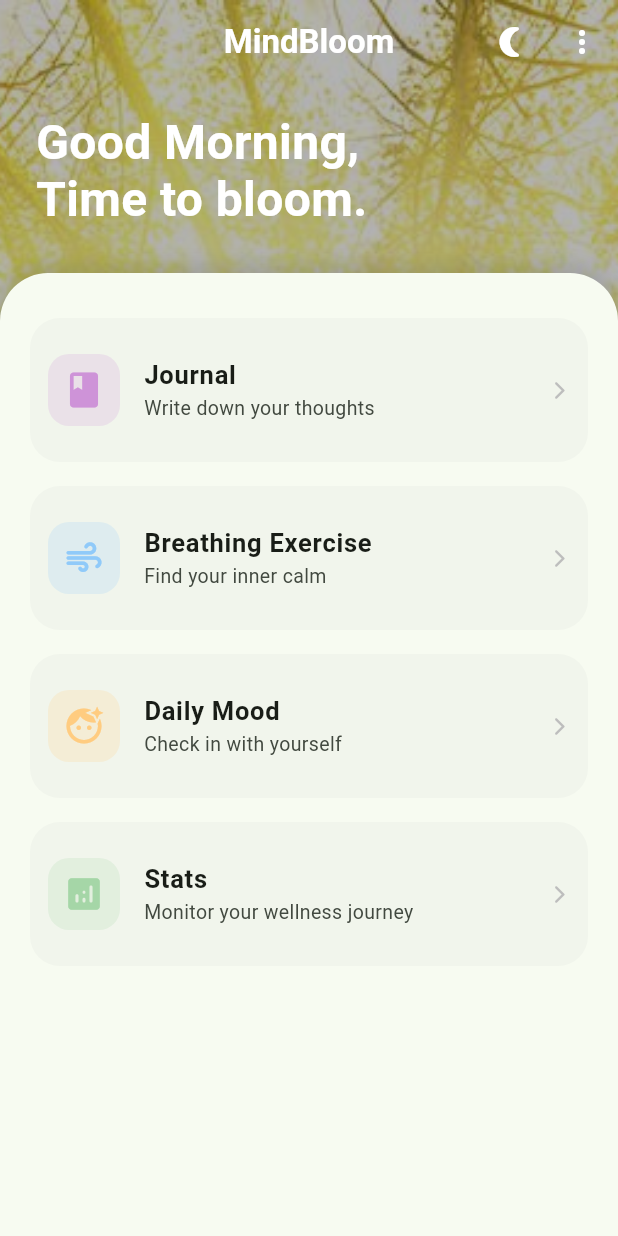
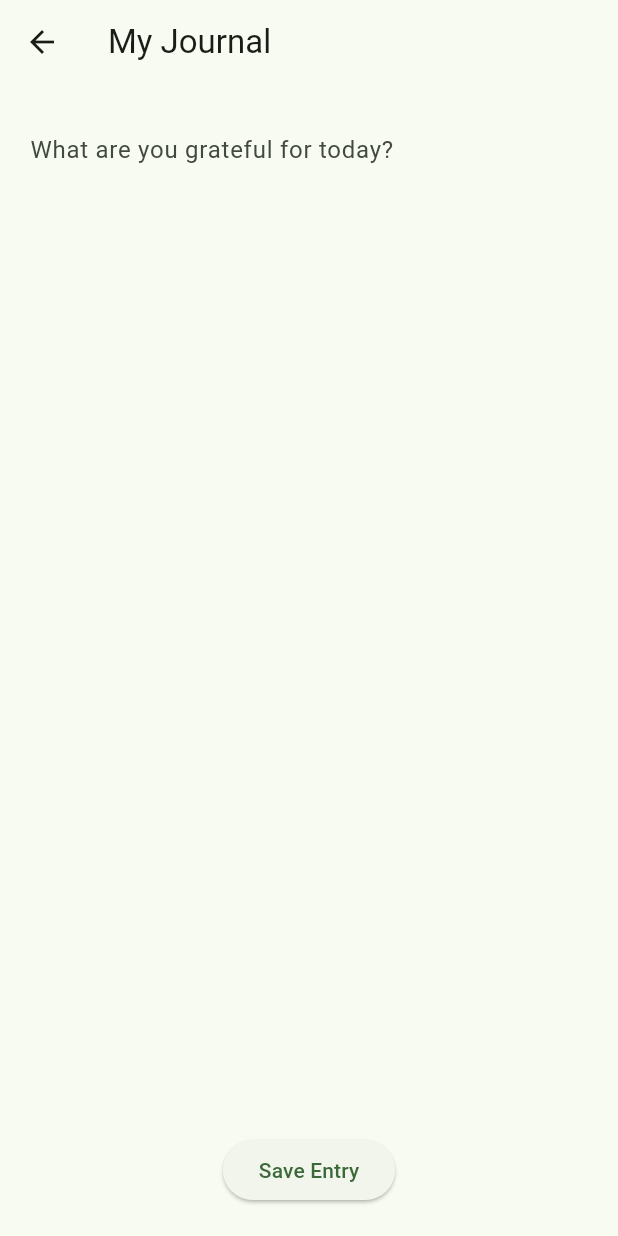
Before and after one commit to VelesW/BIP2026_MindBloom, a Flutter app: the screen it shows once a user with an empty profile is signed in, after a tap on "Journal", on a phone screen of 412 x 824 dp. Run offline on Flutter 3.47's test engine with Material 3 defaults, Android fonts, the phone set to English and light mode, and no system bars; our stand-ins replace cloud_firestore, equatable, firebase_auth, firebase_core, flutter_bloc, flutter_secure_storage and 2 more; accounts and stored records are empty.

Commit message:
Journal page prototype

```diff
--- /dev/null
+++ b/mindbloom/lib/bloc/journal/journal_event.dart
@@ -0,0 +1,19 @@
+import 'package:equatable/equatable.dart';
+
+abstract class JournalEvent extends Equatable {
+  const JournalEvent();
+
+  @override
+  List<Object?> get props => [];
+}
+
+class LoadJournals extends JournalEvent {}
+
+class AddJournalEntry extends JournalEvent {
+  final String content;
+
+  const AddJournalEntry(this.content);
+
+  @override
+  List<Object?> get props => [content];
+}
--- /dev/null
+++ b/mindbloom/lib/bloc/journal/journal_state.dart
@@ -0,0 +1,31 @@
+import 'package:equatable/equatable.dart';
+import 'package:mindbloom/data/models/journal_models.dart';
+
+abstract class JournalState extends Equatable {
+  const JournalState();
+
+  @override
+  List<Object?> get props => [];
+}
+
+class JournalInitial extends JournalState {}
+
+class JournalLoading extends JournalState {}
+
+class JournalLoaded extends JournalState {
+  final List<JournalModel> journals;
+
+  const JournalLoaded(this.journals);
+
+  @override
+  List<Object?> get props => [journals];
+}
+
+class JournalError extends JournalState {
+  final String message;
+
+  const JournalError(this.message);
+
+  @override
+  List<Object?> get props => [message];
+}
--- /dev/null
+++ b/mindbloom/lib/pages/journal/journal_page.dart
@@ -0,0 +1,43 @@
+import 'package:flutter/material.dart';
+import 'package:flutter_bloc/flutter_bloc.dart';
+import '../../bloc/journal/journal_bloc.dart';
+import '../../bloc/journal/journal_event.dart';
+
+class JournalPage extends StatelessWidget {
+  const JournalPage({super.key});
+
+  @override
+  Widget build(BuildContext context) {
+    final TextEditingController controller = TextEditingController();
+
+    return Scaffold(
+      appBar: AppBar(title: const Text("My Journal")),
+      body: Padding(
+        padding: const EdgeInsets.all(20.0),
+        child: Column(
+          children: [
+            Expanded(
+              child: TextField(
+                controller: controller,
+                maxLines: null,
+                decoration: const InputDecoration(
+                  hintText: "What are you grateful for today?",
+                  border: InputBorder.none,
+                ),
+              ),
+            ),
+            ElevatedButton(
+              onPressed: () {
+                if (controller.text.isNotEmpty) {
+                  context.read<JournalBloc>().add(AddJournalEntry(controller.text));
+                  Navigator.pop(context);
+                }
+              },
+              child: const Text("Save Entry"),
+            ),
+          ],
+        ),
+      ),
+    );
+  }
+}
--- a/mindbloom/lib/pages/my_homepage.dart
+++ b/mindbloom/lib/pages/my_homepage.dart
@@ -7,9 +7,14 @@ import '../bloc/theme/theme_state.dart';
 import '../bloc/stats/stats_event.dart';
 import '../bloc/stats/stats_state.dart';
 import '../bloc/stats/stats_bloc.dart';
+import '../bloc/journal/journal_state.dart';
+import '../bloc/journal/journal_event.dart';
+import '../bloc/journal/journal_bloc.dart';
 import '../data/repositories/stats_repository.dart';
+import '../data/repositories/journal_repository.dart';
 import 'breathing_page.dart';
 import 'profile/profile_page.dart';
+import 'journal/journal_page.dart';
 import 'mood/mood_tracker_page.dart';
 import 'stats/stats_page.dart';
 
@@ -217,7 +222,10 @@ class _MyHomePageViewState extends State<_MyHomePageView> with SingleTickerProvi
             onTap: () {
               switch (index) {
                 case 0:
-                  // Navigator.push(context, MaterialPageRoute(builder: (_) => const JournalPage()));
+                  Navigator.push(context, MaterialPageRoute(builder: (_) => BlocProvider(
+                    create: (context) => JournalBloc(JournalRepository()),
+                    child: JournalPage()
+                  )));
                   break;
                 case 1:
                   Navigator.push(context, MaterialPageRoute(builder: (_) => const BreathExercisePage()));
```
Also changed, not shown: mindbloom/lib/bloc/journal/journal_bloc.dart (added, +30 -0 lines), mindbloom/lib/data/models/journal_models.dart (added, +35 -0 lines), mindbloom/lib/data/repositories/journal_repository.dart (added, +39 -0 lines).
